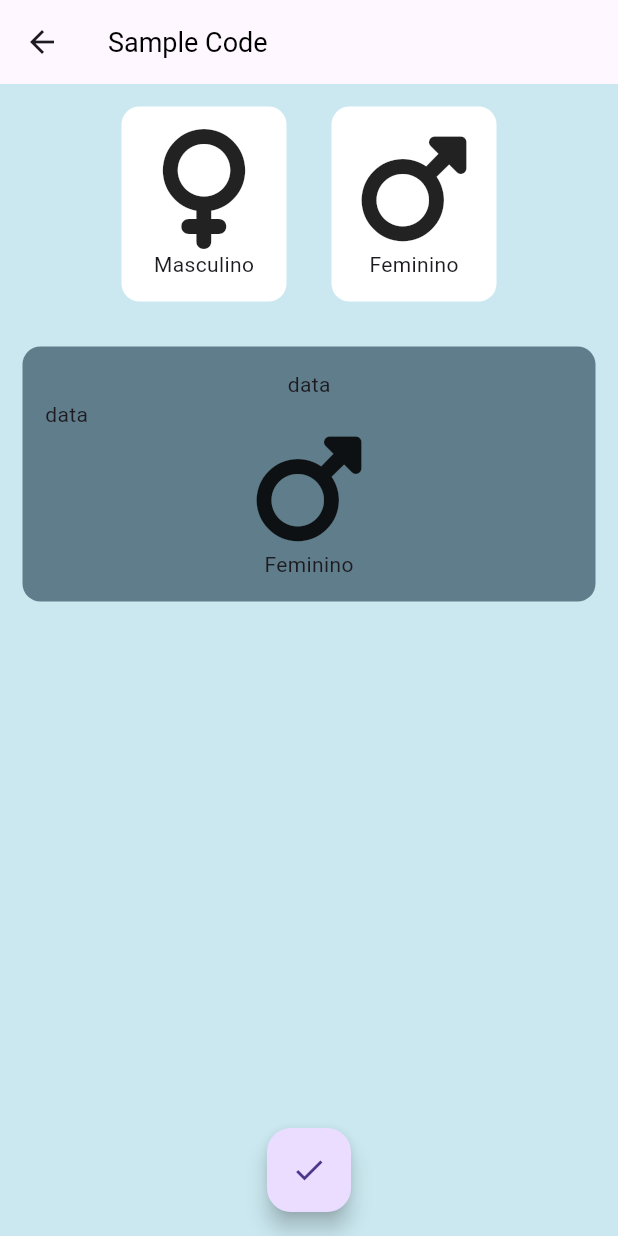
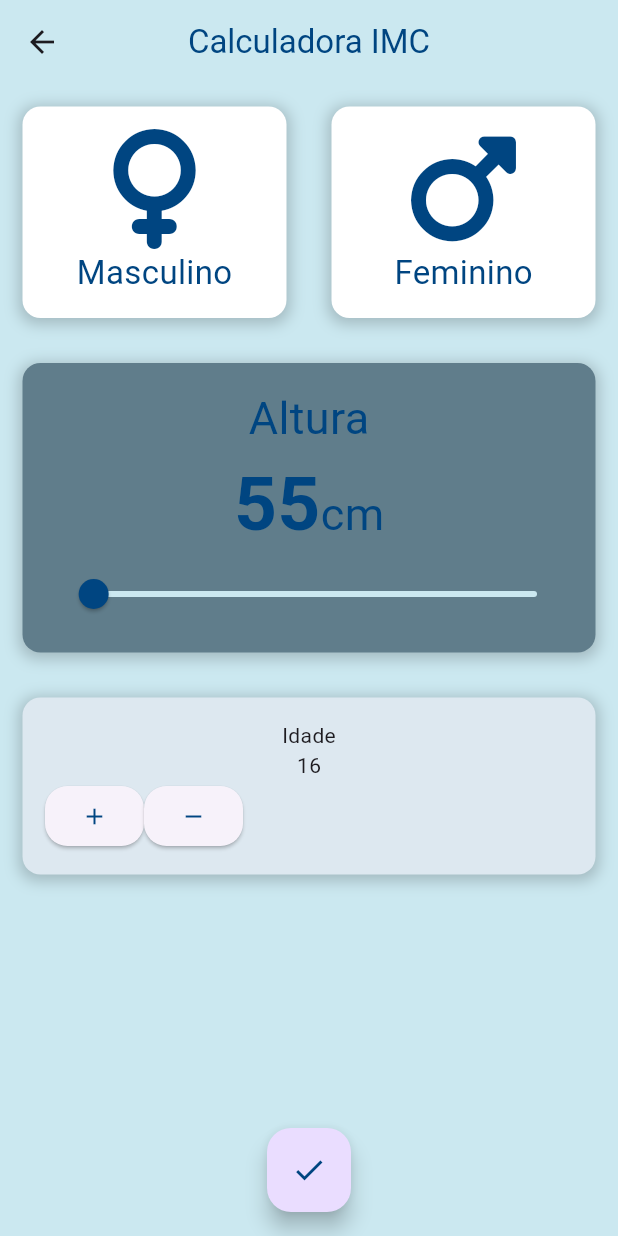
Before and after one commit to mucasantos/devcotia_flutter_20241, a Flutter app: the HomeScreenBmi screen opened directly, on a phone screen of 412 x 824 dp. Run offline on Flutter 3.47's test engine with Material 3 defaults, Android fonts, the phone set to English and light mode, and no system bars; our stand-ins replace font_awesome_flutter.

Commit message:
aula componentes e estilo 01

```diff
--- a/lib/bmi/service/colors.dart
+++ b/lib/bmi/service/constants.dart
@@ -9,6 +9,15 @@ const kBottomContainerColour = Color(0xFF004581);
 const primaryColor = Color(0xFFB1E6EF);
 
 const textStyle = TextStyle(
-  color: Colors.black,
-  fontSize: 18,
+  color: kBottomContainerColour,
+  fontSize: 22,
 );
+
+const boxShadow = [
+  BoxShadow(
+    blurRadius: 8,
+    color: Color(0x33000000),
+    offset: Offset(0, 2),
+    spreadRadius: 2,
+  )
+];
--- a/lib/bmi/views/homescreen.dart
+++ b/lib/bmi/views/homescreen.dart
@@ -1,5 +1,4 @@
-
-import 'package:devnoite_quiz/bmi/service/colors.dart';
+import 'package:devnoite_quiz/bmi/service/constants.dart';
 import 'package:devnoite_quiz/bmi/views/result_page.dart';
 import 'package:devnoite_quiz/bmi/widgets/app_container.dart';
 import 'package:flutter/material.dart';
@@ -18,14 +17,18 @@ class HomeScreenBmi extends StatefulWidget {
 
 class _HomeScreenBmiState extends State<HomeScreenBmi> {
   Genero? generoSelecionado;
+  int altura = 55;
+  int idade = 16;
 
   @override
   Widget build(BuildContext context) {
     return Scaffold(
       backgroundColor: kInactiveCardColour,
       appBar: AppBar(
+        backgroundColor: kInactiveCardColour,
+        centerTitle: true,
         title: const Text(
-          'Sample Code',
+          'Calculadora IMC',
           style: textStyle,
         ),
       ),
@@ -34,13 +37,13 @@ class _HomeScreenBmiState extends State<HomeScreenBmi> {
           Row(
             mainAxisAlignment: MainAxisAlignment.center,
             children: [
-              GestureDetector(
-                onTap: () {
+              Expanded(
+                child: AppContainer(
+                  onPressed: () {
                     setState(() {
                       generoSelecionado = Genero.masculino;
                     });
                   },
-                child: AppContainer(
                   selecionado: generoSelecionado == Genero.masculino,
                   cor: generoSelecionado == Genero.masculino
                       ? Colors.blueGrey
@@ -49,18 +52,22 @@ class _HomeScreenBmiState extends State<HomeScreenBmi> {
                     Icon(
                       FontAwesomeIcons.venus,
                       size: 80,
+                      color: kBottomContainerColour,
                     ),
-                    Text('Masculino'),
+                    Text(
+                      'Masculino',
+                      style: textStyle,
+                    ),
                   ]),
                 ),
               ),
-              GestureDetector(
-                onTap: () {
+              Expanded(
+                child: AppContainer(
+                  onPressed: () {
                     setState(() {
                       generoSelecionado = Genero.feminino;
                     });
                   },
-                child: AppContainer(
                   selecionado: generoSelecionado == Genero.feminino,
                   cor: generoSelecionado == Genero.feminino
                       ? Colors.blueGrey
@@ -69,26 +76,101 @@ class _HomeScreenBmiState extends State<HomeScreenBmi> {
                     Icon(
                       FontAwesomeIcons.mars,
                       size: 80,
+                      color: kBottomContainerColour,
                     ),
-                    Text('Feminino'),
+                    Text(
+                      'Feminino',
+                      style: textStyle,
+                    ),
                   ]),
                 ),
               ),
             ],
           ),
-          const AppContainer(
+          AppContainer(
             cor: Colors.blueGrey,
             components: Column(children: [
-              Text('data'),
+              const Text(
+                'Altura',
+                style: TextStyle(fontSize: 30, color: kBottomContainerColour),
+              ),
               Row(
-                children: [Text("data")],
+                mainAxisAlignment: MainAxisAlignment.center,
+                crossAxisAlignment: CrossAxisAlignment.baseline,
+                textBaseline: TextBaseline.alphabetic,
+                children: [
+                  Text(altura.toString(),
+                      style: const TextStyle(
+                          fontSize: 50,
+                          fontWeight: FontWeight.bold,
+                          color: kBottomContainerColour)),
+                  const Text(
+                    'cm',
+                    style:
+                        TextStyle(fontSize: 30, color: kBottomContainerColour),
+                  )
+                ],
               ),
-              Icon(
-                FontAwesomeIcons.mars,
-                size: 80,
+              Slider(
+                  activeColor: kBottomContainerColour,
+                  inactiveColor: kInactiveCardColour,
+                  min: 50,
+                  max: 230,
+                  value: altura.toDouble(),
+                  onChanged: (value) {
+                    setState(() {
+                      altura = value.round();
+                    });
+                  }),
+            ]),
           ),
-              Text('Feminino'),
+          Row(
+            children: [
+              Expanded(
+                  child: AppContainer(
+                components: Column(children: [
+                  const Text("Idade"),
+                  Text(idade.toString()),
+                  Row(
+                    children: [
+                      ElevatedButton(
+                          style: ElevatedButton.styleFrom(
+                            //shape: const CircleBorder(),
+                            shape: const RoundedRectangleBorder(
+                                borderRadius:
+                                    BorderRadius.all(Radius.circular(15))),
+                          ),
+                          onPressed: () {
+                            setState(() {
+                              idade++;
+                            });
+                          },
+                          child: const Icon(
+                            Icons.add,
+                            color: kBottomContainerColour,
+                          )),
+                      ElevatedButton(
+                          style: ElevatedButton.styleFrom(
+                            shape: const RoundedRectangleBorder(
+                                borderRadius:
+                                    BorderRadius.all(Radius.circular(15))),
+                          ),
+                          onPressed: () {
+
+                            setState(() {
+                              idade--;
+                            });
+                          },
+                          child: const Icon(
+                            Icons.remove,
+                            color: kBottomContainerColour,
+                          )),
+                    ],
+                  )
                 ]),
+                cor: kActiveCardColour,
+              )),
+            ],
           )
         ],
       ),
@@ -97,12 +179,17 @@ class _HomeScreenBmiState extends State<HomeScreenBmi> {
         onPressed: () {
           Navigator.of(context).push(
             MaterialPageRoute(
-              builder: (context) => const ResultPage(),
+              builder: (context) => ResultPage(
+                resultado: altura.toString(),
+              ),
             ),
           );
         },
         tooltip: 'Increment Counter',
-        child: const Icon(Icons.check),
+        child: const Icon(
+          Icons.check,
+          color: kBottomContainerColour,
+        ),
       ),
     );
   }
--- a/lib/bmi/views/result_page.dart
+++ b/lib/bmi/views/result_page.dart
@@ -1,7 +1,12 @@
 import 'package:flutter/material.dart';
 
 class ResultPage extends StatelessWidget {
-  const ResultPage({super.key});
+  const ResultPage({
+    super.key,
+    required this.resultado,
+  });
+
+  final String resultado;
 
   @override
   Widget build(BuildContext context) {
@@ -9,10 +14,9 @@ class ResultPage extends StatelessWidget {
       appBar: AppBar(
         title: const Text('Resultado'),
       ),
-      body: const Center(
-        child: Text('Aqui vai o resultado do cálculo'),
+      body:  Center(
+        child: Text(resultado),
       ),
-
     );
   }
 }
--- a/lib/bmi/widgets/app_container.dart
+++ b/lib/bmi/widgets/app_container.dart
@@ -1,3 +1,4 @@
+import 'package:devnoite_quiz/bmi/service/constants.dart';
 import 'package:flutter/material.dart';
 
 class AppContainer extends StatelessWidget {
@@ -10,26 +11,39 @@ class AppContainer extends StatelessWidget {
     this.components,
     required this.cor,
     this.selecionado = false,
+    this.onPressed,
   });
 
   final Widget? components;
   final Color cor;
   final bool selecionado;
+  final VoidCallback? onPressed;
 
   @override
   Widget build(BuildContext context) {
-    return Container(
+    return GestureDetector(
+      onTap: onPressed,
+      child: Container(
           margin: const EdgeInsets.all(15),
           padding: const EdgeInsets.all(15),
           decoration: BoxDecoration(
             color: cor,
             borderRadius: BorderRadius.circular(12),
+            boxShadow: boxShadow,
+            /*
             border: selecionado
                 ? Border.all(
                     width: 1,
+                  color: kBottomContainerColour,
                   )
                 : null,
+
+                */
           ),
-        child: components ?? const Icon(Icons.warning));
+          child: components ??
+              const Icon(
+                Icons.warning,
+              )),
+    );
   }
 }
```
Also changed, not shown: 2 other files. Lines whose indentation alone changed are shown as unchanged.
